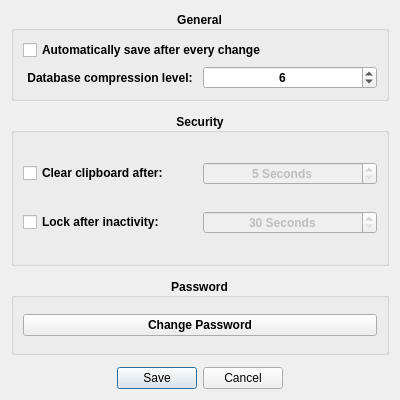
This is src/ui/DatabaseSettingsManager.ui in AdrianoGoede/LockBox as Qt 5 draws it before an edit. The edited form follows.
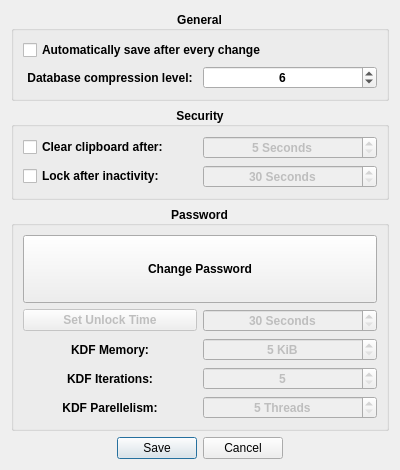
This is the edited form. Icons and pictures are not drawn.

```diff
--- a/src/ui/DatabaseSettingsManager.ui
+++ b/src/ui/DatabaseSettingsManager.ui
@@ -7,28 +7,25 @@
     <x>0</x>
     <y>0</y>
     <width>400</width>
-    <height>400</height>
+    <height>470</height>
    </rect>
   </property>
   <property name="minimumSize">
    <size>
     <width>400</width>
-    <height>400</height>
+    <height>470</height>
    </size>
   </property>
   <property name="maximumSize">
    <size>
     <width>400</width>
-    <height>400</height>
+    <height>470</height>
    </size>
   </property>
   <property name="windowTitle">
    <string>Database Settings</string>
   </property>
-  <layout class="QVBoxLayout" name="verticalLayout_2" stretch="1,2,1,1">
-   <property name="spacing">
-    <number>12</number>
-   </property>
+  <layout class="QVBoxLayout" name="verticalLayout" stretch="2,2,5,1">
    <item>
     <widget class="QGroupBox" name="gbGeneral">
      <property name="font">
@@ -164,11 +161,148 @@
      <property name="alignment">
       <set>Qt::AlignmentFlag::AlignCenter</set>
      </property>
-     <layout class="QVBoxLayout" name="verticalLayout">
-      <item>
+     <layout class="QGridLayout" name="gridLayout_3" rowstretch="3,1,1,1,1">
+      <item row="4" column="0">
+       <widget class="QLabel" name="lbKdfParallelism">
+        <property name="enabled">
+         <bool>true</bool>
+        </property>
+        <property name="text">
+         <string>KDF Parellelism:</string>
+        </property>
+        <property name="alignment">
+         <set>Qt::AlignmentFlag::AlignCenter</set>
+        </property>
+       </widget>
+      </item>
+      <item row="3" column="0">
+       <widget class="QLabel" name="lbKdfIterations">
+        <property name="enabled">
+         <bool>true</bool>
+        </property>
+        <property name="text">
+         <string>KDF Iterations:</string>
+        </property>
+        <property name="alignment">
+         <set>Qt::AlignmentFlag::AlignCenter</set>
+        </property>
+       </widget>
+      </item>
+      <item row="1" column="1">
+       <widget class="QSpinBox" name="sbSetUnlockTime">
+        <property name="enabled">
+         <bool>false</bool>
+        </property>
+        <property name="alignment">
+         <set>Qt::AlignmentFlag::AlignCenter</set>
+        </property>
+        <property name="suffix">
+         <string> Seconds</string>
+        </property>
+        <property name="minimum">
+         <number>30</number>
+        </property>
+        <property name="maximum">
+         <number>1800</number>
+        </property>
+       </widget>
+      </item>
+      <item row="2" column="0">
+       <widget class="QLabel" name="lbKdfMemory">
+        <property name="enabled">
+         <bool>true</bool>
+        </property>
+        <property name="text">
+         <string>KDF Memory:</string>
+        </property>
+        <property name="alignment">
+         <set>Qt::AlignmentFlag::AlignCenter</set>
+        </property>
+       </widget>
+      </item>
+      <item row="3" column="1">
+       <widget class="QSpinBox" name="sbKdfIterations">
+        <property name="enabled">
+         <bool>false</bool>
+        </property>
+        <property name="alignment">
+         <set>Qt::AlignmentFlag::AlignCenter</set>
+        </property>
+        <property name="suffix">
+         <string/>
+        </property>
+        <property name="minimum">
+         <number>5</number>
+        </property>
+        <property name="maximum">
+         <number>60</number>
+        </property>
+       </widget>
+      </item>
+      <item row="2" column="1">
+       <widget class="QSpinBox" name="sbKdfMemory">
+        <property name="enabled">
+         <bool>false</bool>
+        </property>
+        <property name="alignment">
+         <set>Qt::AlignmentFlag::AlignCenter</set>
+        </property>
+        <property name="suffix">
+         <string> KiB</string>
+        </property>
+        <property name="minimum">
+         <number>5</number>
+        </property>
+        <property name="maximum">
+         <number>60</number>
+        </property>
+       </widget>
+      </item>
+      <item row="4" column="1">
+       <widget class="QSpinBox" name="sbKdfParallelism">
+        <property name="enabled">
+         <bool>false</bool>
+        </property>
+        <property name="alignment">
+         <set>Qt::AlignmentFlag::AlignCenter</set>
+        </property>
+        <property name="suffix">
+         <string> Threads</string>
+        </property>
+        <property name="minimum">
+         <number>5</number>
+        </property>
+        <property name="maximum">
+         <number>60</number>
+        </property>
+       </widget>
+      </item>
+      <item row="0" column="0" colspan="2">
        <widget class="QPushButton" name="pbChangePassword">
+        <property name="sizePolicy">
+         <sizepolicy hsizetype="Minimum" vsizetype="Ignored">
+          <horstretch>0</horstretch>
+          <verstretch>0</verstretch>
+         </sizepolicy>
+        </property>
         <property name="text">
          <string>Change Password</string>
+        </property>
+        <property name="icon">
+         <iconset theme="QIcon::ThemeIcon::SystemLockScreen"/>
+        </property>
+       </widget>
+      </item>
+      <item row="1" column="0">
+       <widget class="QPushButton" name="pbSetUnlockTime">
+        <property name="enabled">
+         <bool>false</bool>
+        </property>
+        <property name="text">
+         <string>Set Unlock Time</string>
+        </property>
+        <property name="icon">
+         <iconset theme="QIcon::ThemeIcon::AppointmentNew"/>
         </property>
        </widget>
       </item>
```
